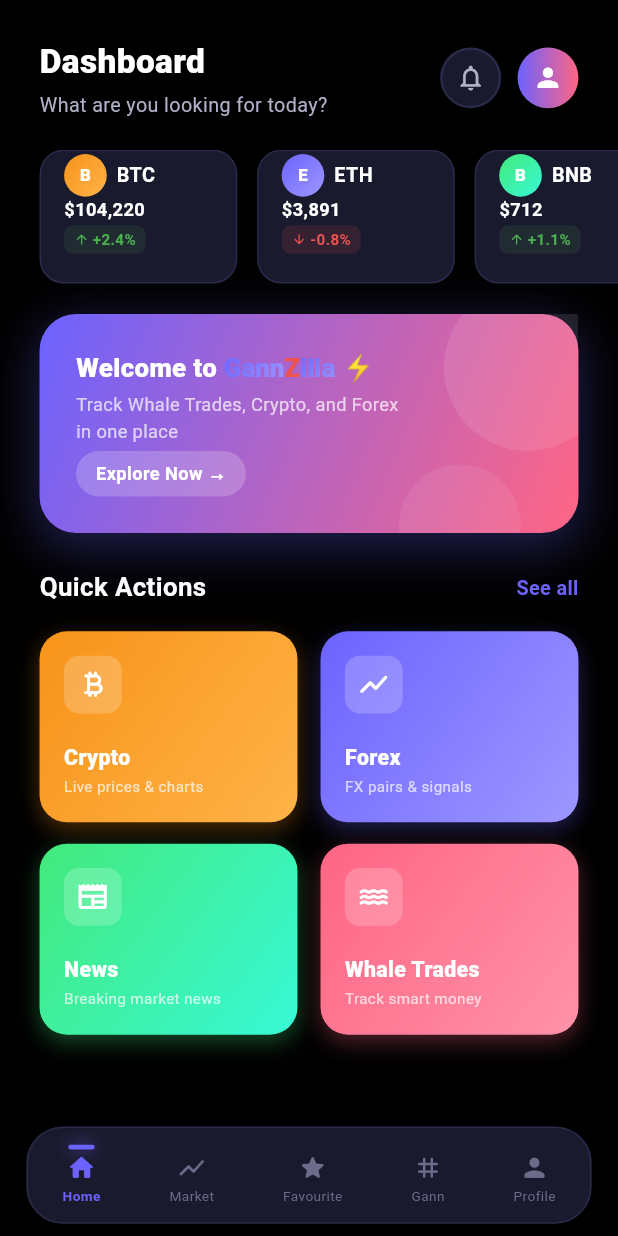
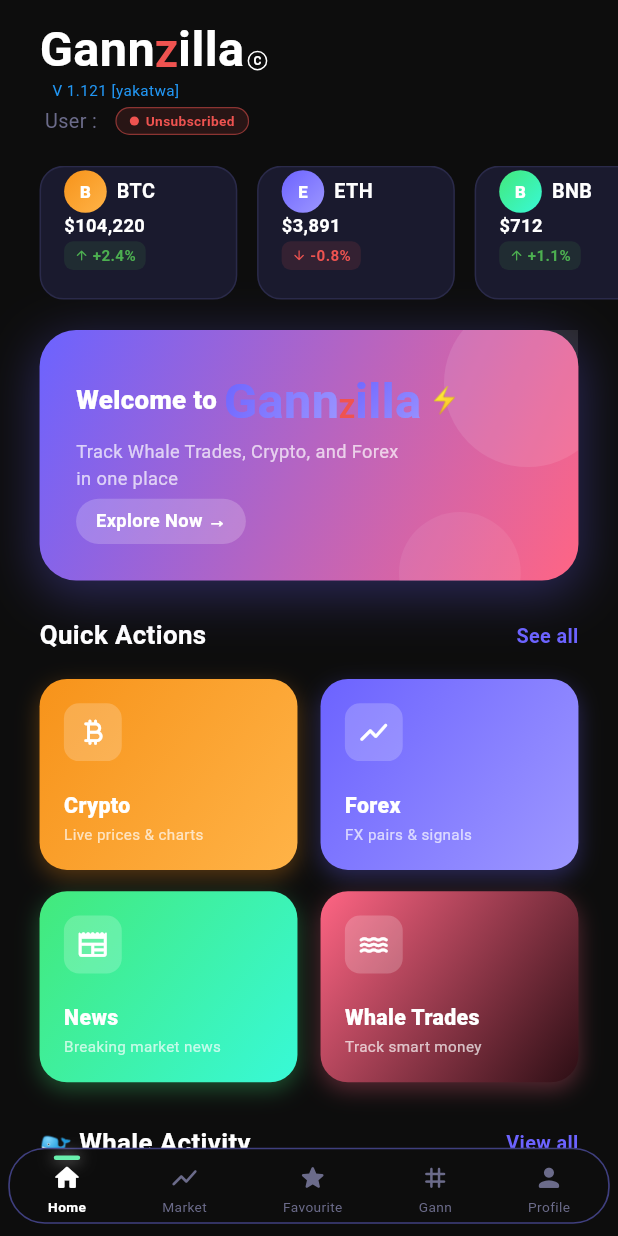
Before and after one commit to dorradydora-dotcom/Gannzilla-Q9, a Flutter app: the screen it shows once a user with an empty profile is signed in, on a phone screen of 412 x 824 dp. Run offline on Flutter 3.47's test engine with Material 3 defaults, Android fonts, the phone set to English and light mode, and no system bars; our stand-ins replace firebase_core, flutter_screenutil, go_router, google_fonts, google_sign_in, supabase_flutter; accounts and stored records are empty; Roboto replaces fonts that are missing (Cairo).

Commit message:
14/6/2026

```diff
--- a/lib/core/constants/app_colors.dart
+++ b/lib/core/constants/app_colors.dart
@@ -9,7 +9,7 @@
 
   // Accent
   static const Color accent = Color(0xFFFF6584);
-  static const Color accentLight = Color(0xFFFF92A8);
+  static const Color accentLight = Color.fromARGB(255, 44, 14, 20);
 
   // Background
   static const Color bgDark = Color(0xFF0D0D0D);
--- a/lib/core/widgets/gannzilla_text.dart
+++ b/lib/core/widgets/gannzilla_text.dart
@@ -26,12 +26,20 @@
 
     final gannPart = Text(
       'Gann',
-      style: baseStyle.copyWith(color: Colors.white),
+      style: TextStyle(
+        color: Colors.white,
+        fontWeight: FontWeight.w700,
+        fontSize: 32.sp,
+      ),
     );
 
     final illaPart = Text(
       'illa',
-      style: baseStyle.copyWith(color: Colors.white),
+      style: TextStyle(
+        color: Colors.white,
+        fontWeight: FontWeight.w700,
+        fontSize: 32.sp,
+      ),
     );
 
     return Row(
--- a/lib/features/auth/controllers/auth_controller.dart
+++ b/lib/features/auth/controllers/auth_controller.dart
@@ -8,9 +8,6 @@
 class AuthController extends ChangeNotifier {
   final SupabaseClient _supabase = Supabase.instance.client;
 
-  // ✅ Web Client ID من Google Cloud Console
-  // اذهب إلى: console.cloud.google.com → APIs & Services → Credentials
-  // وانسخ الـ "Client ID" الخاص بـ "Web application"
   static const String _webClientId =
       '446326650773-v335rpd56iflvrrk0n1ukd3t64mnf54d.apps.googleusercontent.com';
 
@@ -19,11 +16,13 @@
   AuthStatus _status = AuthStatus.initial;
   String? _errorMessage;
   User? _currentUser;
+  bool _isSubscribed = false;
 
   AuthStatus get status => _status;
   String? get errorMessage => _errorMessage;
   User? get currentUser => _currentUser;
   bool get isAuthenticated => _status == AuthStatus.authenticated;
+  bool get isSubscribed => _isSubscribed;
 
   AuthController() {
     _googleSignIn = GoogleSignIn(
@@ -39,6 +38,10 @@
         ? AuthStatus.authenticated
         : AuthStatus.unauthenticated;
 
+    if (_currentUser != null) {
+      _fetchSubscriptionStatus(_currentUser!.id);
+    }
+
     _supabase.auth.onAuthStateChange.listen((data) {
       final event = data.event;
       final session = data.session;
@@ -46,12 +49,28 @@
       if (event == AuthChangeEvent.signedIn && session != null) {
         _currentUser = session.user;
         _status = AuthStatus.authenticated;
+        _fetchSubscriptionStatus(_currentUser!.id);
       } else if (event == AuthChangeEvent.signedOut) {
         _currentUser = null;
         _status = AuthStatus.unauthenticated;
+        _isSubscribed = false;
       }
       notifyListeners();
     });
+  }
+
+  Future<void> _fetchSubscriptionStatus(String userId) async {
+    try {
+      final data = await _supabase
+          .from('users')
+          .select('is_subscribed')
+          .eq('id', userId)
+          .maybeSingle();
+      _isSubscribed = (data?['is_subscribed'] as bool?) ?? false;
+    } catch (_) {
+      _isSubscribed = false;
+    }
+    notifyListeners();
   }
 
   /// يفتح نافذة اختيار حساب Google داخل التطبيق (بدون متصفح خارجي)
@@ -102,7 +121,8 @@
     } on PlatformException catch (e) {
       debugPrint('Google Sign In PlatformException: ${e.code}, ${e.message}');
       if (e.code == 'sign_in_failed' && e.message?.contains('10') == true) {
-        _setError('خطأ في إعدادات التطبيق (ApiException 10). تأكد من مطابقة SHA-1 في Firebase والـ Client ID.');
+        _setError(
+            'خطأ في إعدادات التطبيق (ApiException 10). تأكد من مطابقة SHA-1 في Firebase والـ Client ID.');
       } else {
         _setError(e.message ?? 'فشل تسجيل الدخول مع Google');
       }
--- a/lib/features/home/screens/home_screen.dart
+++ b/lib/features/home/screens/home_screen.dart
@@ -49,8 +49,7 @@
   @override
   Widget build(BuildContext context) {
     return Scaffold(
-      backgroundColor: Colors.black,
-      extendBody: true,
+      extendBody: false,
       body: SafeArea(
         bottom: false,
         child: _buildBody(),
@@ -80,23 +79,15 @@
     final bottomPadding = MediaQuery.paddingOf(context).bottom;
     return Container(
       margin: EdgeInsets.only(
-        left: 16.w,
-        right: 16.w,
-        bottom: bottomPadding > 0 ? bottomPadding * 0.6 : 8.h,
+        left: 5.w,
+        right: 5.w,
+        bottom: bottomPadding > 0 ? bottomPadding + 4.h : 8.h,
       ),
-      height: 64.h,
+      height: 50.h,
       decoration: BoxDecoration(
-        color: AppColors.bgCard,
-        borderRadius: BorderRadius.circular(24.r),
-        border: Border.all(color: AppColors.borderSubtle, width: 1.w),
-        boxShadow: [
-          BoxShadow(
-            color: Colors.black.withValues(alpha: 0.6),
-            blurRadius: 16.r,
-            offset: Offset(0, 8.h),
-          ),
-        ],
-      ),
+          borderRadius: BorderRadius.circular(24.r),
+          border: Border.all(
+              color: const Color.fromARGB(255, 63, 63, 127), width: 1.w)),
       child: Row(
         mainAxisAlignment: MainAxisAlignment.spaceAround,
         children: List.generate(_navItems.length, (index) {
@@ -117,12 +108,13 @@
                     height: 3.h,
                     margin: EdgeInsets.only(bottom: 2.h),
                     decoration: BoxDecoration(
-                      color: AppColors.primary,
+                      color: Colors.greenAccent,
                       borderRadius: BorderRadius.circular(2.r),
                       boxShadow: isSelected
                           ? [
                               BoxShadow(
-                                color: AppColors.primary.withValues(alpha: 0.7),
+                                color: AppColors.textPrimary
+                                    .withValues(alpha: 0.7),
                                 blurRadius: 8.r,
                               ),
                             ]
@@ -131,7 +123,7 @@
                   ),
                   Icon(
                     item.icon,
-                    color: isSelected ? AppColors.primary : AppColors.textHint,
+                    color: isSelected ? Colors.white : AppColors.textHint,
                     size: 20.r,
                   ),
                   SizedBox(height: 2.h),
@@ -139,8 +131,7 @@
                     item.label,
                     style: TextStyle(
                       fontSize: 9.sp,
-                      color:
-                          isSelected ? AppColors.primary : AppColors.textHint,
+                      color: isSelected ? Colors.white : AppColors.textHint,
                       fontWeight:
                           isSelected ? FontWeight.w600 : FontWeight.w400,
                     ),
--- a/lib/features/home/screens/home_tab.dart
+++ b/lib/features/home/screens/home_tab.dart
@@ -1,8 +1,10 @@
 import 'package:flutter/material.dart';
 import 'package:flutter_screenutil/flutter_screenutil.dart';
+import 'package:provider/provider.dart';
 import '../../../core/constants/app_colors.dart';
 import '../../../core/constants/app_strings.dart';
 import '../../../core/widgets/gannzilla_text.dart';
+import '../../auth/controllers/auth_controller.dart';
 
 class HomeTab extends StatelessWidget {
   final Animation<double> glowAnim;
@@ -33,62 +35,138 @@
         // ── Header ──────────────────────────────────────
         SliverToBoxAdapter(
           child: Padding(
-            padding: EdgeInsets.fromLTRB(24.w, 24.h, 24.w, 0),
-            child: Row(
-              mainAxisAlignment: MainAxisAlignment.spaceBetween,
-              children: [
-                Column(
+            padding: EdgeInsets.fromLTRB(24.w, 10.h, 24.w, 0),
+            child: Consumer<AuthController>(
+              builder: (context, auth, _) {
+                final email = auth.currentUser?.email ?? '';
+                final maskedEmail = _maskEmail(email);
+                return Column(
                   crossAxisAlignment: CrossAxisAlignment.start,
                   children: [
-                    Text(
-                      'Dashboard',
-                      style: TextStyle(
-                        fontSize: 22.sp,
-                        fontWeight: FontWeight.w800,
+                    // App Logo + copyright
+                    Row(
+                      crossAxisAlignment: CrossAxisAlignment.end,
+                      children: [
+                        GannZillaText(
+                            fontSize: 24,
+                            letterSpacing: 0.5,
+                            isWhiteAndRed: true),
+                        SizedBox(width: 2.w),
+                        // © circle — superscript style
+                        Padding(
+                          padding: EdgeInsets.only(bottom: 9.h),
+                          child: Container(
+                            width: 13.r,
+                            height: 13.r,
+                            decoration: BoxDecoration(
+                              shape: BoxShape.circle,
+                              border: Border.all(
                                 color: AppColors.textPrimary,
+                                width: 1,
                               ),
                             ),
-                    SizedBox(height: 4.h),
-                    Text(
-                      AppStrings.homeSubtitle,
+                            child: FittedBox(
+                              fit: BoxFit.scaleDown,
+                              child: Padding(
+                                padding: EdgeInsets.all(2.r),
+                                child: Text(
+                                  'C',
                                   style: TextStyle(
-                        fontSize: 13.sp,
-                        color: AppColors.textSecondary,
+                                    fontSize: 10.sp,
+                                    color: AppColors.textPrimary,
+                                    fontWeight: FontWeight.w700,
+                                    height: 1,
+                                  ),
+                                ),
+                              ),
+                            ),
                           ),
                         ),
                       ],
                     ),
-                // Notification bell + avatar
+
+                    // Version
+                    Transform.translate(
+                      offset: Offset(0, -3.h),
+                      child: Text(
+                        '   V 1.121 [yakatwa]',
+                        style: TextStyle(
+                          fontSize: 10.sp,
+                          color: Colors.blue,
+                          fontWeight: FontWeight.w400,
+                          letterSpacing: 0.3,
+                        ),
+                      ),
+                    ),
+
                     Row(
                       children: [
-                    Container(
-                      width: 40.r,
-                      height: 40.r,
-                      decoration: BoxDecoration(
-                        shape: BoxShape.circle,
-                        color: AppColors.bgCard,
-                        border: Border.all(
-                            color: AppColors.borderSubtle, width: 1.5),
+                        Flexible(
+                          child: Text(
+                            " User : $maskedEmail",
+                            style: TextStyle(
+                              fontSize: 13.sp,
+                              color: AppColors.textHint,
+                              fontWeight: FontWeight.w400,
                             ),
-                      child: Icon(Icons.notifications_outlined,
-                          color: AppColors.textSecondary, size: 20.r),
-                    ),
-                    SizedBox(width: 10.w),
-                    Container(
-                      width: 40.r,
-                      height: 40.r,
-                      decoration: const BoxDecoration(
-                        shape: BoxShape.circle,
-                        gradient: LinearGradient(
-                          colors: [AppColors.primary, AppColors.accent],
+                            maxLines: 1,
+                            overflow: TextOverflow.ellipsis,
                           ),
                         ),
-                      child:
-                          Icon(Icons.person, color: Colors.white, size: 20.r),
+                        SizedBox(width: 8.w),
+                        // Subscription status button
+                        Builder(builder: (context) {
+                          final isSubscribed =
+                              context.watch<AuthController>().isSubscribed;
+                          final color = isSubscribed
+                              ? const Color(0xFF4CAF50)
+                              : AppColors.error;
+                          final label =
+                              isSubscribed ? 'Subscribed ✓' : 'Unsubscribed';
+                          return GestureDetector(
+                            onTap: () {
+                              // TODO: handle subscribe / unsubscribe
+                            },
+                            child: Container(
+                              padding: EdgeInsets.symmetric(
+                                  horizontal: 8.w, vertical: 2.h),
+                              decoration: BoxDecoration(
+                                color: color.withValues(alpha: 0.12),
+                                borderRadius: BorderRadius.circular(20.r),
+                                border: Border.all(
+                                    color: color.withValues(alpha: 0.5),
+                                    width: 0.8),
+                              ),
+                              child: Row(
+                                mainAxisSize: MainAxisSize.min,
+                                children: [
+                                  Container(
+                                    width: 6.r,
+                                    height: 6.r,
+                                    decoration: BoxDecoration(
+                                      color: color,
+                                      shape: BoxShape.circle,
+                                    ),
+                                  ),
+                                  SizedBox(width: 4.w),
+                                  Text(
+                                    label,
+                                    style: TextStyle(
+                                      fontSize: 9.sp,
+                                      fontWeight: FontWeight.w600,
+                                      color: color,
+                                    ),
                                   ),
                                 ],
                               ),
+                            ),
+                          );
+                        }),
                       ],
+                    )
+                  ],
+                );
+              },
             ),
           ),
         ),
@@ -304,7 +382,8 @@
 class SectionHeader extends StatelessWidget {
   final String title;
   final String actionLabel;
-  const SectionHeader({super.key, required this.title, required this.actionLabel});
+  const SectionHeader(
+      {super.key, required this.title, required this.actionLabel});
 
   @override
   Widget build(BuildContext context) {
@@ -617,3 +696,11 @@
     );
   }
 }
+
+// ── Email Masking Helper ───────────────────────────────────
+String _maskEmail(String email) {
+  if (email.isEmpty) return '';
+  // أظهر أول 3 حروف + 5 نجوم + .com
+  final prefix = email.length >= 3 ? email.substring(0, 3) : email;
+  return '$prefix*****.com';
+}
--- a/lib/features/splash/splash_screen.dart
+++ b/lib/features/splash/splash_screen.dart
@@ -143,18 +143,6 @@
                 fit: BoxFit.fill),
           ),
 
-          // ── Dark gradient overlay (top → transparent → dark bottom) ───
-          Container(
-            decoration: const BoxDecoration(
-              gradient: LinearGradient(
-                colors: [AppColors.overlayEnd, AppColors.overlayStart],
-                stops: [0.0, 1.0],
-                begin: Alignment.topCenter,
-                end: Alignment.bottomCenter,
-              ),
-            ),
-          ),
-
           // ── Bottom overlay: progress bar + status text ────────────────
           SafeArea(
             child: Column(
@@ -165,18 +153,18 @@
                   child: SlideTransition(
                     position: _textSlide,
                     child: Padding(
-                      padding: const EdgeInsets.symmetric(horizontal: 32.0),
+                      padding: const EdgeInsets.symmetric(horizontal: 15.0),
                       child: Column(
                         mainAxisSize: MainAxisSize.min,
                         children: [
                           GannZillaProgressBar(
                             duration: const Duration(milliseconds: 3800),
                           ),
-                          const SizedBox(height: 16.0),
+                          const SizedBox(height: 2.0),
 
                           // Status message
                           SizedBox(
-                            height: 22.0,
+                            height: 15.0,
                             child: AnimatedSwitcher(
                               duration: const Duration(milliseconds: 300),
                               transitionBuilder:
```
Lines whose indentation alone changed are shown as unchanged.
